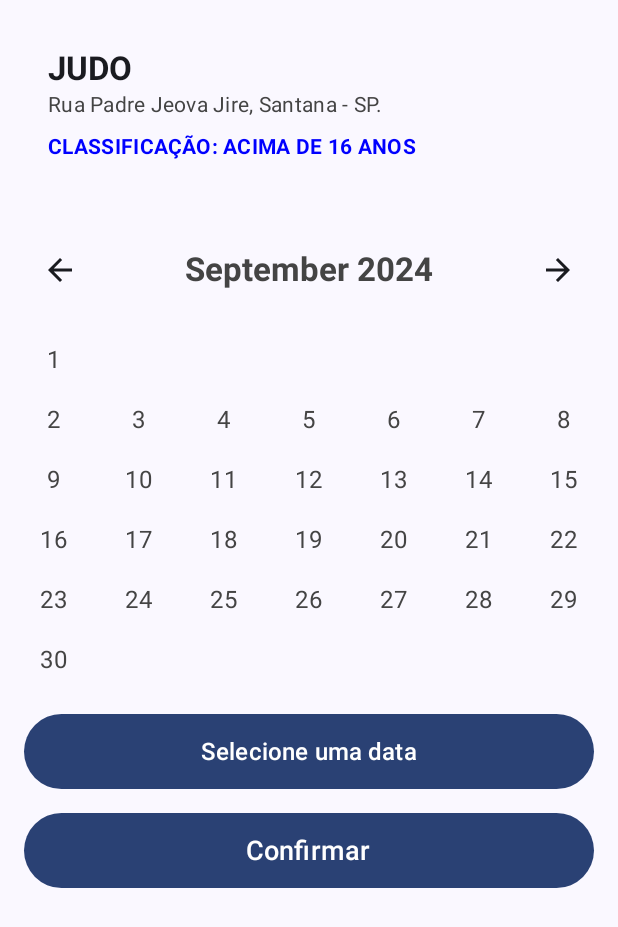
After one commit to fernandoheusi/desenvolvendoUmApp, an Android app built with Jetpack Compose: the composable CalendarioScreen shown on its own in the app's theme, on a phone screen of 412 x 824 dp. The commit adds this screen. Shown: the top 927 px of the screen. Run offline under Robolectric (Android 15) with nearby library versions, the phone set to English and light mode, and no system bars.

Commit message:
add tela calendario

```diff
--- a/app/src/main/java/br/com/fiap/desenvolvendoumapp/MainActivity.kt
+++ b/app/src/main/java/br/com/fiap/desenvolvendoumapp/MainActivity.kt
@@ -12,6 +12,7 @@ import androidx.compose.ui.Modifier
 import androidx.compose.ui.tooling.preview.Preview
 import br.com.fiap.desenvolvendoumapp.screens.HomeScreen
 import br.com.fiap.desenvolvendoumapp.ui.theme.DesenvolvendoUmAppTheme
+import br.com.fiap.desenvolvendoumapp.screens.CalendarioScreen
 
 class MainActivity : ComponentActivity() {
     override fun onCreate(savedInstanceState: Bundle?) {
@@ -20,7 +21,7 @@ class MainActivity : ComponentActivity() {
         setContent {
             DesenvolvendoUmAppTheme {
                 Scaffold(modifier = Modifier.fillMaxSize()) { innerPadding ->
-                    HomeScreen(modifier = Modifier.padding(innerPadding))
+                    CalendarioScreen(modifier = Modifier.padding(innerPadding))
                 }
             }
         }
--- /dev/null
+++ b/app/src/main/java/br/com/fiap/desenvolvendoumapp/screens/CalendarioScreen.kt
@@ -0,0 +1,181 @@
+package br.com.fiap.desenvolvendoumapp.screens
+
+import androidx.compose.foundation.background
+import androidx.compose.foundation.clickable
+import androidx.compose.foundation.layout.*
+import androidx.compose.foundation.shape.CircleShape
+import androidx.compose.foundation.shape.RoundedCornerShape
+import androidx.compose.material.icons.Icons
+import androidx.compose.material.icons.filled.*
+import androidx.compose.material3.*
+import androidx.compose.runtime.*
+import androidx.compose.ui.Alignment
+import androidx.compose.ui.Modifier
+import androidx.compose.ui.graphics.Color
+import androidx.compose.ui.text.font.FontWeight
+import androidx.compose.ui.text.style.TextAlign
+import androidx.compose.ui.unit.dp
+import androidx.compose.ui.unit.sp
+import java.time.LocalDate
+import java.time.YearMonth
+import java.time.format.TextStyle
+import java.util.*
+
+@Composable
+fun CalendarioScreen(modifier: Modifier = Modifier) {
+    var dataSelecionada by remember { mutableStateOf<LocalDate?>(null) }
+    var mesAtual by remember { mutableStateOf(YearMonth.now()) }
+    val diasDoMes = generateDaysForMonth(mesAtual)
+
+    Scaffold(
+        topBar = { HeaderSection() },
+    ) { paddingValues ->
+        Column(
+            modifier = modifier
+                .fillMaxSize()
+                .padding(paddingValues)
+                .padding(horizontal = 16.dp)
+        ) {
+            Spacer(modifier = Modifier.height(16.dp))
+            Row(
+                modifier = Modifier.fillMaxWidth(),
+                horizontalArrangement = Arrangement.SpaceBetween,
+                verticalAlignment = Alignment.CenterVertically
+            ) {
+                IconButton(onClick = { mesAtual = mesAtual.minusMonths(1) }) {
+                    Icon(
+                        imageVector = Icons.Default.ArrowBack,
+                        contentDescription = "Mês Anterior"
+                    )
+                }
+                Text(
+                    text = "${mesAtual.month.getDisplayName(TextStyle.FULL, Locale.getDefault())} ${mesAtual.year}",
+                    style = MaterialTheme.typography.titleLarge,
+                    fontWeight = FontWeight.Bold,
+                    modifier = Modifier.padding(vertical = 8.dp),
+                    color = Color.DarkGray,
+                    textAlign = TextAlign.Center
+                )
+
+                IconButton(onClick = { mesAtual = mesAtual.plusMonths(1) }) {
+                    Icon(
+                        imageVector = Icons.Default.ArrowForward,
+                        contentDescription = "Próximo Mês"
+                    )
+                }
+            }
+
+            Spacer(modifier = Modifier.height(16.dp))
+            diasDoMes.forEach { semana ->
+                Row(
+                    modifier = Modifier.fillMaxWidth(),
+                    horizontalArrangement = Arrangement.SpaceBetween
+                ) {
+                    semana.forEach { dia ->
+                        val selecionado = dia == dataSelecionada
+                        Box(
+                            modifier = Modifier
+                                .size(40.dp)
+                                .background(
+                                    color = if (selecionado) MaterialTheme.colorScheme.primary else Color.Transparent
+                                )
+                                .clickable {
+                                    dataSelecionada = dia
+                                },
+                            contentAlignment = Alignment.Center
+                        ) {
+                            Text(
+                                text = dia.dayOfMonth.toString(),
+                                color = if (selecionado) MaterialTheme.colorScheme.onPrimary else Color.DarkGray,
+                                fontWeight = if (selecionado) FontWeight.Bold else FontWeight.Normal,
+                                fontSize = 16.sp
+                            )
+                        }
+                    }
+                }
+            }
+
+            Spacer(modifier = Modifier.height(16.dp))
+            Button(
+                onClick = { /* Ação para seleção de horário */ },
+                modifier = Modifier
+                    .fillMaxWidth()
+                    .height(50.dp),
+                shape = RoundedCornerShape(25.dp)
+            ) {
+                Text(
+                    text = if (dataSelecionada != null)
+                        "DIA ${dataSelecionada!!.dayOfMonth}/${dataSelecionada!!.monthValue} as 7:00 PM"
+                    else
+                        "Selecione uma data",
+                    fontSize = 16.sp
+                )
+            }
+
+            Spacer(modifier = Modifier.height(16.dp))
+
+            Button(
+                onClick = { /* Ação de confirmação da data */ },
+                modifier = Modifier
+                    .fillMaxWidth()
+                    .height(50.dp),
+                shape = RoundedCornerShape(25.dp)
+            ) {
+                Text(text = "Confirmar", fontSize = 18.sp)
+            }
+        }
+    }
+}
+
+@Composable
+fun HeaderSection() {
+    Column(
+        modifier = Modifier
+            .fillMaxWidth()
+            .padding(16.dp)
+            .background(MaterialTheme.colorScheme.surface)
+            .padding(16.dp)
+    ) {
+        Text(
+            text = "JUDO",
+            style = MaterialTheme.typography.titleLarge,
+            fontWeight = FontWeight.Bold
+        )
+        Text(
+            text = "Rua Padre Jeova Jire, Santana - SP.",
+            style = MaterialTheme.typography.bodyMedium,
+            color = Color.DarkGray
+        )
+        Spacer(modifier = Modifier.height(8.dp))
+        Text(
+            text = "CLASSIFICAÇÃO: ACIMA DE 16 ANOS",
+            style = MaterialTheme.typography.bodyMedium,
+            color = Color.Blue,
+            fontWeight = FontWeight.Bold
+        )
+    }
+}
+fun generateDaysForMonth(month: YearMonth): List<List<LocalDate>> {
+    val firstDayOfMonth = month.atDay(1)
+    val daysInMonth = month.lengthOfMonth()
+    val days = (1..daysInMonth).map { day ->
+        firstDayOfMonth.plusDays((day - 1).toLong())
+    }
+
+    val weeks = mutableListOf<List<LocalDate>>()
+    var currentWeek = mutableListOf<LocalDate>()
+
+    days.forEach { day ->
+        if (currentWeek.isEmpty() || day.dayOfWeek != java.time.DayOfWeek.MONDAY) {
+            currentWeek.add(day)
+        } else {
+            weeks.add(currentWeek)
+            currentWeek = mutableListOf(day)
+        }
+    }
+    if (currentWeek.isNotEmpty()) {
+        weeks.add(currentWeek)
+    }
+
+    return weeks
+}
```
